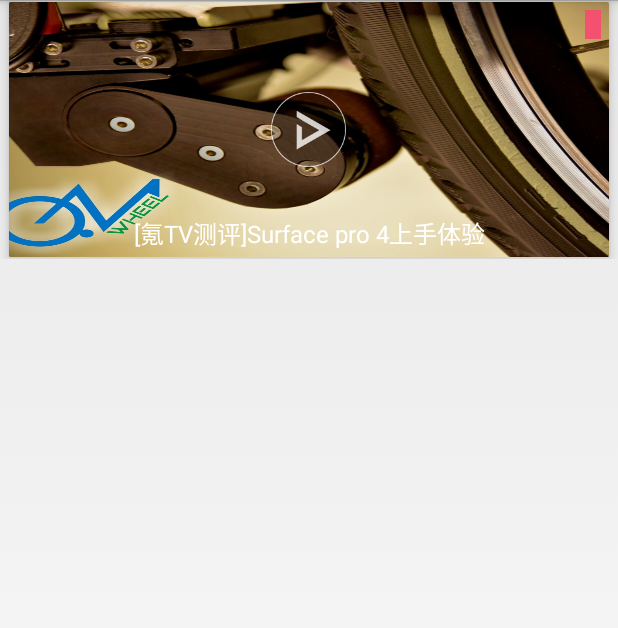
After one commit to jiangqqlmj/App36Kr, an Android app: the layout item_tv_news_layout.xml on its own in the app's theme, with its tools: preview values and no code run, on a phone screen of 412 x 824 dp. The commit adds this screen. Shown: the top 628 px of the screen. Run offline under Robolectric (Android 15) with nearby library versions, the phone set to English and light mode, and no system bars.

Commit message:
+):1.完成首页列表上面的视频以及Item列表新闻的显示

```diff
--- a/app/build.gradle
+++ b/app/build.gradle
@@ -31,4 +31,5 @@
     compile 'com.squareup.okhttp:okhttp:2.6.0'
     compile files('libs/universal-image-loader-1.9.5.jar')
     compile 'com.squareup.picasso:picasso:2.5.2'
+    compile 'com.android.support:cardview-v7:23.1.1'
 }
--- a/app/src/main/java/com/cniao5/app36kr/fragment/TabInfoFragment.java
+++ b/app/src/main/java/com/cniao5/app36kr/fragment/TabInfoFragment.java
@@ -49,7 +49,7 @@
     }
     private void initValidata(){
         fragments=new ArrayList<>();
-        for(int i=0;i<12;i++){
+        for(int i=0;i<categoriesBeans.size();i++){
             BaseFragment fragment=null;
             if(i==0){
                 //首页
--- a/app/src/main/res/layout/item_home_news_layout.xml
+++ b/app/src/main/res/layout/item_home_news_layout.xml
@@ -45,6 +45,7 @@
             android:orientation="horizontal"
             android:id="@+id/item_tv_author_arrow"
             android:layout_width="3dp"
+            android:background="@color/mask_tags_8"
             android:layout_centerVertical="true"
             android:layout_alignParentRight="true"
             android:layout_height="15dp"
--- /dev/null
+++ b/app/src/main/res/layout/item_tv_news_layout.xml
@@ -0,0 +1,61 @@
+<?xml version="1.0" encoding="utf-8"?>
+<LinearLayout xmlns:android="http://schemas.android.com/apk/res/android"
+    xmlns:app="http://schemas.android.com/apk/res-auto"
+    android:orientation="vertical" android:layout_width="match_parent"
+    android:layout_height="wrap_content"
+    >
+    <android.support.v7.widget.CardView
+        android:id="@+id/item_tv_cardview"
+        android:layout_width="match_parent"
+        android:layout_height="170dp"
+        app:cardCornerRadius="1dp"
+        android:layout_marginLeft="6dp"
+        android:layout_marginRight="6dp"
+        android:layout_marginTop="1dp"
+        android:layout_marginBottom="1dp"
+        app:cardElevation="4dp"
+        app:cardMaxElevation="4dp"
+        >
+        <ImageView
+            android:id="@+id/item_tv_img"
+            android:layout_width="match_parent"
+            android:layout_height="170dp"
+            android:scaleType="fitXY"
+            android:src="@drawable/item_logo"
+             />
+        <TextView
+            android:id="@+id/item_tv_title"
+            android:layout_marginBottom="4dp"
+            android:textSize="16sp"
+            android:layout_width="fill_parent"
+            android:minLines="2"
+            android:maxLines="2"
+            android:ellipsize="end"
+            android:text="[氪TV测评]Surface pro 4上手体验"
+            android:textColor="@color/color_white"
+            android:gravity="center_horizontal|bottom"
+            android:layout_gravity="bottom"
+            android:layout_height="wrap_content" />
+        <ImageView
+            android:layout_gravity="center"
+            android:src="@drawable/icon_krtv"
+            android:layout_width="50dp"
+            android:layout_height="50dp" />
+        <!--类型标签-->
+        <TextView
+            android:id="@+id/item_tv_mask"
+            android:paddingLeft="5dp"
+            android:paddingRight="5dp"
+            android:paddingTop="1dp"
+            android:paddingBottom="1dp"
+            android:textSize="12sp"
+            android:textColor="@color/color_white"
+            android:background="@color/mask_tags_1"
+            android:layout_width="wrap_content"
+            android:layout_height="wrap_content"
+            android:layout_gravity="right"
+            android:layout_marginRight="5dp"
+            android:layout_marginTop="5dp"/>
+    </android.support.v7.widget.CardView>
+
+</LinearLayout>
```
Also changed, not shown: app/src/main/java/com/cniao5/app36kr/adapter/HomeRecyclerAdapter.java (added, +201 -0 lines), app/src/main/java/com/cniao5/app36kr/fragment/HomeFragment.java (+0 -12 lines), app/src/main/java/com/cniao5/app36kr/fragment/PageFragment.java (+88 -12 lines), app/src/main/java/com/cniao5/app36kr/fragment/base/BaseFragment.java (+11 -0 lines), app/src/main/java/com/cniao5/app36kr/widget/NewsDecoration.java (added, +80 -0 lines), app/src/main/res/layout/one_frag_layout.xml (+7 -8 lines), app/src/main/res/layout/recycler_load_more_layout.xml (added, +22 -0 lines), app/src/main/res/drawable-hdpi/icon_krtv.png (added), app/src/main/res/drawable-hdpi/item_logo.jpg, 1 other file.
